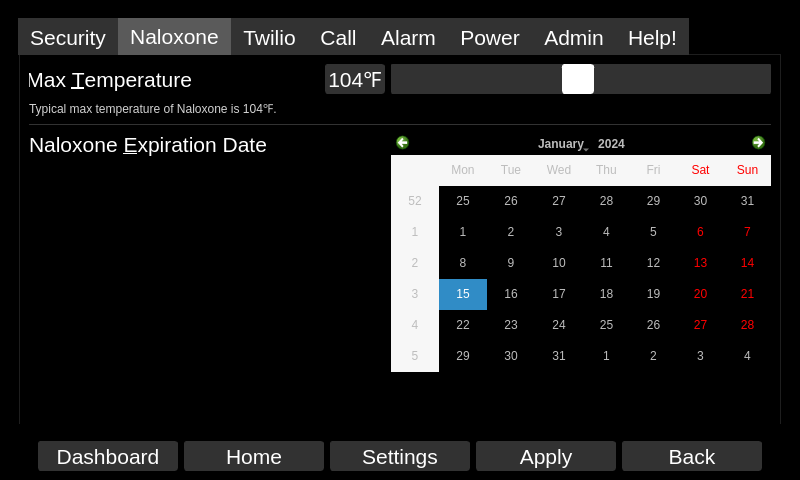
Old version of the form qt_design/main_window.ui in the repository zyl120/Naloxone_Safety_Kit.
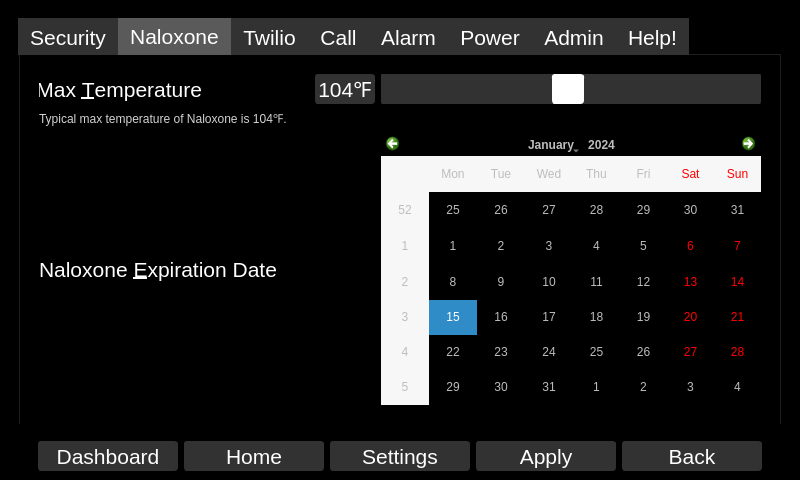
New version of the form. The open tabs and pages were chosen to show the change.

Patch:
```diff
--- a/qt_design/main_window.ui
+++ b/qt_design/main_window.ui
@@ -1318,6 +1318,44 @@
            </attribute>
            <layout class="QVBoxLayout" name="verticalLayout_43">
             <item>
+             <widget class="QScrollArea" name="scrollArea_3">
+              <property name="styleSheet">
+               <string notr="true">QScrollBar {
+        background: rgb(50,50,50);
+        border-radius: 3px;
+        border-color:rgb(50,50,50);
+        width:15
+    }
+QScrollBar::handle:vertical
+    {
+        background-color: rgb(65,65,65);
+        border-radius: 3px;
+    }
+QScrollBar::add-line:vertical {
+      border: none;
+      background: none;
+}
+
+QScrollBar::sub-line:vertical {
+      border: none;
+      background: none;
+}
+</string>
+              </property>
+              <property name="widgetResizable">
+               <bool>true</bool>
+              </property>
+              <widget class="QWidget" name="scrollAreaWidgetContents_3">
+               <property name="geometry">
+                <rect>
+                 <x>0</x>
+                 <y>0</y>
+                 <width>720</width>
+                 <height>341</height>
+                </rect>
+               </property>
+               <layout class="QVBoxLayout" name="verticalLayout">
+                <item>
              <layout class="QVBoxLayout" name="verticalLayout_50">
               <item>
                <layout class="QHBoxLayout" name="horizontalLayout_43">
@@ -1445,22 +1483,6 @@
               </item>
              </layout>
             </item>
-            <item>
-             <widget class="Line" name="line_11">
-              <property name="styleSheet">
-               <string notr="true">color:rgb(50,50,50)</string>
-              </property>
-              <property name="frameShadow">
-               <enum>QFrame::Plain</enum>
-              </property>
-              <property name="lineWidth">
-               <number>1</number>
-              </property>
-              <property name="orientation">
-               <enum>Qt::Horizontal</enum>
-              </property>
-             </widget>
-            </item>
             <item>
              <layout class="QHBoxLayout" name="horizontalLayout_13">
               <item>
@@ -1486,19 +1508,6 @@
                   </property>
                  </widget>
                 </item>
-                <item>
-                 <spacer name="verticalSpacer_10">
-                  <property name="orientation">
-                   <enum>Qt::Vertical</enum>
-                  </property>
-                  <property name="sizeHint" stdset="0">
-                   <size>
-                    <width>20</width>
-                    <height>40</height>
-                   </size>
-                  </property>
-                 </spacer>
-                </item>
                </layout>
               </item>
               <item>
@@ -1529,18 +1538,9 @@
               </item>
              </layout>
             </item>
-            <item>
-             <spacer name="verticalSpacer_3">
-              <property name="orientation">
-               <enum>Qt::Vertical</enum>
-              </property>
-              <property name="sizeHint" stdset="0">
-               <size>
-                <width>20</width>
-                <height>40</height>
-               </size>
-              </property>
-             </spacer>
+               </layout>
+              </widget>
+             </widget>
             </item>
            </layout>
           </widget>
```
Left out of the diff: 1290 changed lines with no effect on the pictures. Lines whose indentation alone changed are shown as unchanged.
